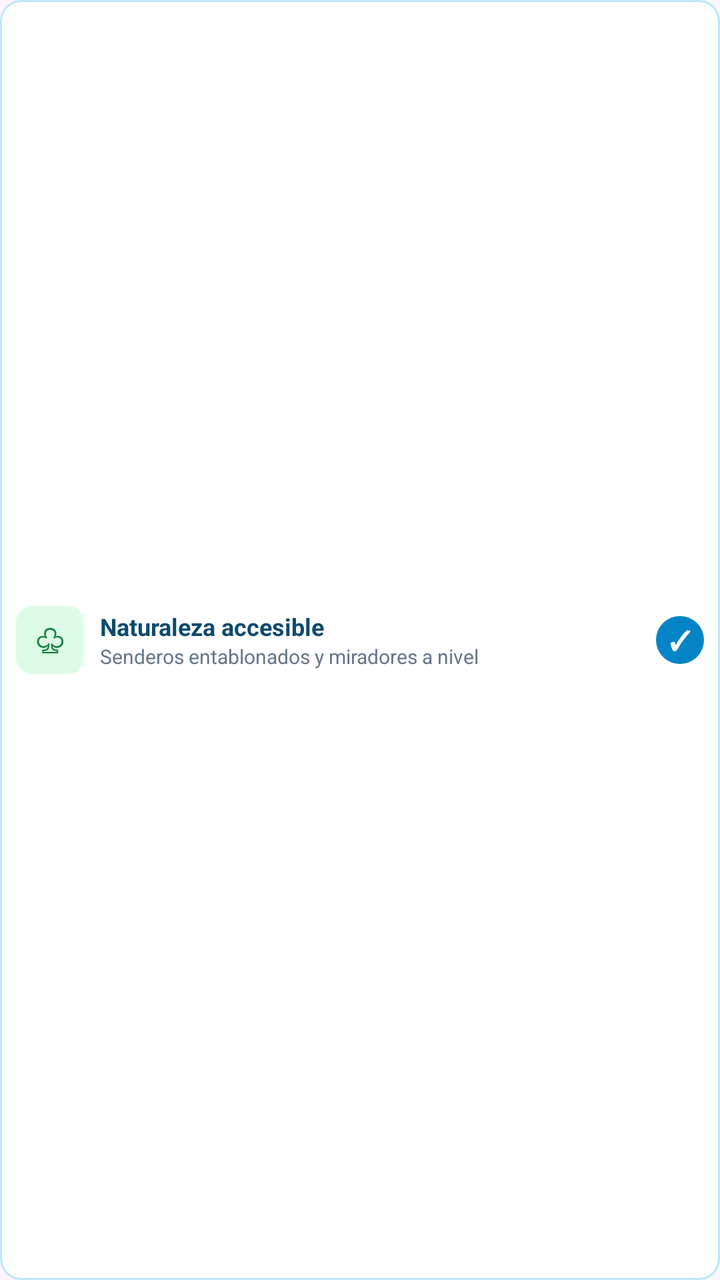
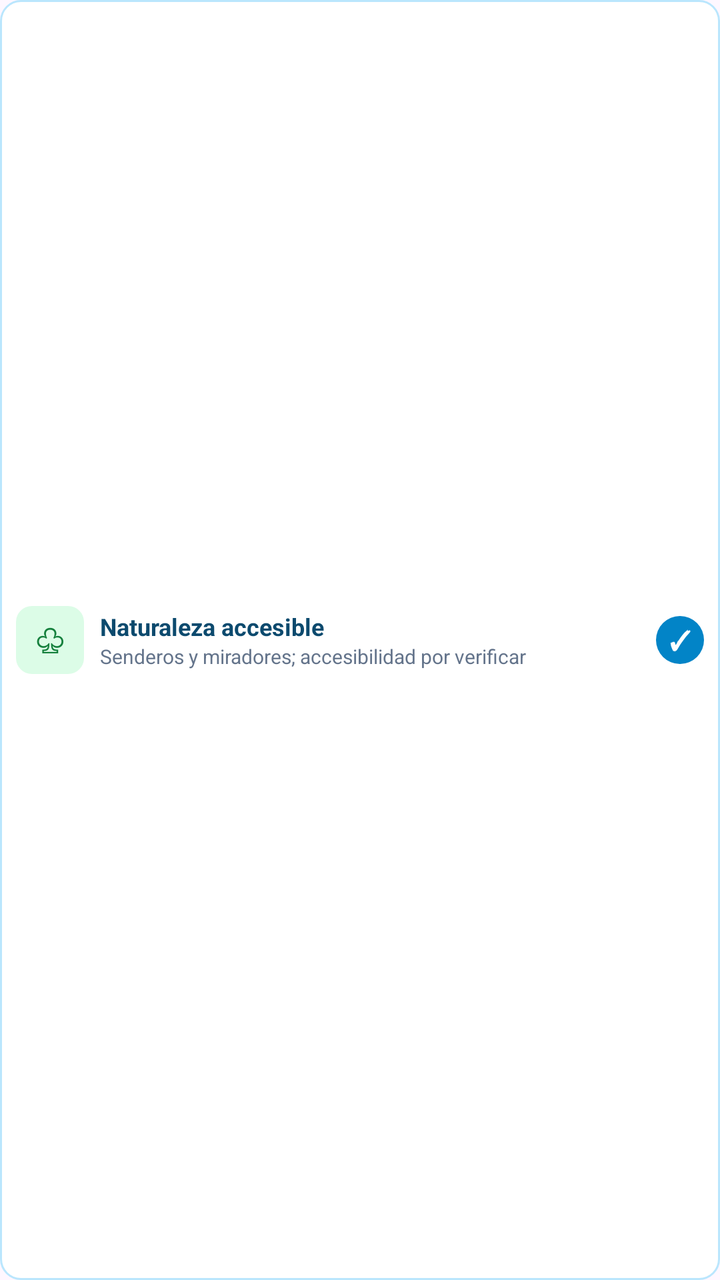

An Android layout rendered at two revisions. The XML below is the earlier revision; the diff shows what the commit changed to produce the second picture.
<!-- AndroidManifest.xml: application theme Theme.ViajAppMadStack -->
<!-- res/layout/item_interes_naturaleza.xml -->
<?xml version="1.0" encoding="utf-8"?>
<LinearLayout xmlns:android="http://schemas.android.com/apk/res/android" android:layout_width="match_parent" android:layout_height="wrap_content" android:layout_marginBottom="6dp" android:orientation="horizontal" android:gravity="center_vertical" android:padding="8dp" android:background="@drawable/bg_interest">
<TextView android:layout_width="34dp" android:layout_height="34dp" android:gravity="center" android:background="@drawable/bg_interest_green" android:text="♧" android:textColor="#15803D" android:textSize="17sp"/>
<LinearLayout android:layout_width="0dp" android:layout_height="wrap_content" android:layout_marginStart="8dp" android:layout_weight="1" android:orientation="vertical">
<TextView android:layout_width="match_parent" android:layout_height="wrap_content" android:text="Naturaleza accesible" android:textColor="#0C4A6E" android:textSize="12sp" android:textStyle="bold"/>
<TextView android:layout_width="match_parent" android:layout_height="wrap_content" android:text="Senderos entablonados y miradores a nivel" android:textColor="#64748B" android:textSize="10sp"/>
</LinearLayout>
<TextView android:layout_width="24dp" android:layout_height="24dp" android:layout_marginStart="6dp" android:gravity="center" android:background="@drawable/bg_check_circle" android:text="✓" android:textColor="#FFFFFF" android:textSize="13sp" android:textStyle="bold"/>
</LinearLayout>
<!-- resources referenced by this layout -->
<resources>
  <!-- drawable bg_check_circle (drawable) -->
  <shape xmlns:android="http://schemas.android.com/apk/res/android"><solid android:color="#0284C7"/><corners android:radius="30dp"/></shape>
  <!-- drawable bg_interest (drawable) -->
  <shape xmlns:android="http://schemas.android.com/apk/res/android"><solid android:color="#FFFFFF"/><corners android:radius="10dp"/><stroke android:width="1dp" android:color="#BAE6FD"/></shape>
  <!-- drawable bg_interest_green (drawable) -->
  <shape xmlns:android="http://schemas.android.com/apk/res/android"><solid android:color="#DCFCE7"/><corners android:radius="8dp"/></shape>
  <style name="Theme.ViajAppMadStack" parent="Base.Theme.ViajAppMadStack" />
  <style name="Base.Theme.ViajAppMadStack" parent="Theme.Material3.DayNight.NoActionBar">
          
          
      </style>
</resources>

<!-- the commit's change to res/layout/item_interes_naturaleza.xml (unified diff, before → after) -->
@@ -1,9 +1,52 @@
 <?xml version="1.0" encoding="utf-8"?>
-<LinearLayout xmlns:android="http://schemas.android.com/apk/res/android" android:layout_width="match_parent" android:layout_height="wrap_content" android:layout_marginBottom="6dp" android:orientation="horizontal" android:gravity="center_vertical" android:padding="8dp" android:background="@drawable/bg_interest">
-<TextView android:layout_width="34dp" android:layout_height="34dp" android:gravity="center" android:background="@drawable/bg_interest_green" android:text="♧" android:textColor="#15803D" android:textSize="17sp"/>
-<LinearLayout android:layout_width="0dp" android:layout_height="wrap_content" android:layout_marginStart="8dp" android:layout_weight="1" android:orientation="vertical">
-<TextView android:layout_width="match_parent" android:layout_height="wrap_content" android:text="Naturaleza accesible" android:textColor="#0C4A6E" android:textSize="12sp" android:textStyle="bold"/>
-<TextView android:layout_width="match_parent" android:layout_height="wrap_content" android:text="Senderos entablonados y miradores a nivel" android:textColor="#64748B" android:textSize="10sp"/>
+<LinearLayout xmlns:android="http://schemas.android.com/apk/res/android"
+    android:layout_width="match_parent"
+    android:layout_height="wrap_content"
+    android:layout_marginBottom="6dp"
+    android:orientation="horizontal"
+    android:gravity="center_vertical"
+    android:padding="8dp"
+    android:background="@drawable/bg_interest"
+    android:clickable="true"
+    android:focusable="true"
+    android:contentDescription="Seleccionar interés: Naturaleza accesible">
+    <TextView
+        android:layout_width="34dp"
+        android:layout_height="34dp"
+        android:gravity="center"
+        android:background="@drawable/bg_interest_green"
+        android:text="♧"
+        android:textColor="#15803D"
+        android:textSize="17sp" />
+    <LinearLayout
+        android:layout_width="0dp"
+        android:layout_height="wrap_content"
+        android:layout_marginStart="8dp"
+        android:layout_weight="1"
+        android:orientation="vertical">
+        <TextView
+            android:layout_width="match_parent"
+            android:layout_height="wrap_content"
+            android:text="Naturaleza accesible"
+            android:textColor="#0C4A6E"
+            android:textSize="12sp"
+            android:textStyle="bold" />
+        <TextView
+            android:layout_width="match_parent"
+            android:layout_height="wrap_content"
+            android:text="Senderos y miradores; accesibilidad por verificar"
+            android:textColor="#64748B"
+            android:textSize="10sp" />
+    </LinearLayout>
+    <TextView
+        android:id="@+id/tvCheckInteres"
+        android:layout_width="24dp"
+        android:layout_height="24dp"
+        android:layout_marginStart="6dp"
+        android:gravity="center"
+        android:background="@drawable/bg_check_circle"
+        android:text="✓"
+        android:textColor="#FFFFFF"
+        android:textSize="13sp"
+        android:textStyle="bold" />
 </LinearLayout>
-<TextView android:layout_width="24dp" android:layout_height="24dp" android:layout_marginStart="6dp" android:gravity="center" android:background="@drawable/bg_check_circle" android:text="✓" android:textColor="#FFFFFF" android:textSize="13sp" android:textStyle="bold"/>
-</LinearLayout>
